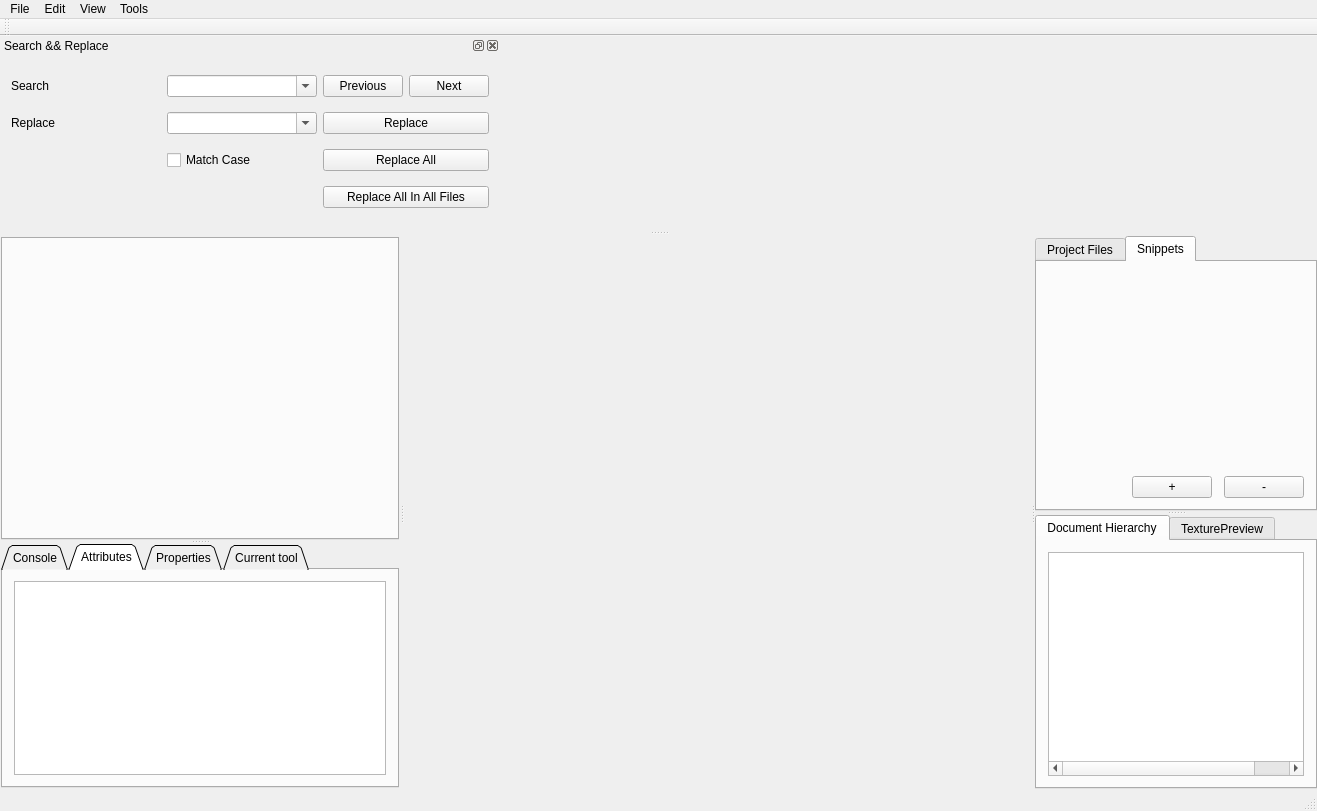
This is ui/rockete.ui in ppiecuch/Rockete as Qt 5 draws it before an edit. The edited form follows.
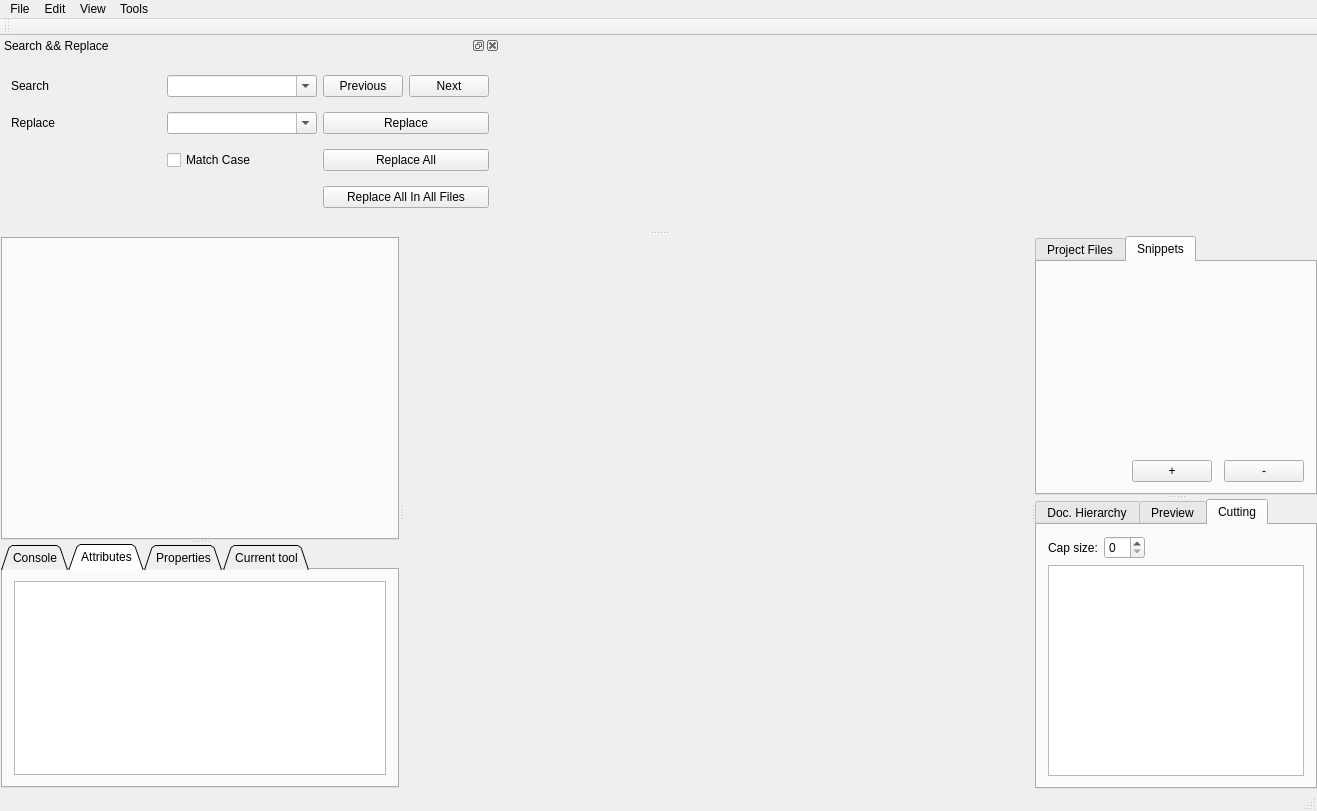
This is the edited form. The open tabs and pages were chosen to show the change. Icons and pictures are not drawn. Custom widgets are drawn as their Qt base class.

```diff
--- a/ui/rockete.ui
+++ b/ui/rockete.ui
@@ -301,11 +301,11 @@
        </widget>
        <widget class="QTabWidget" name="tabWidget_2">
         <property name="currentIndex">
-         <number>0</number>
+         <number>2</number>
         </property>
         <widget class="QWidget" name="tab_7">
          <attribute name="title">
-          <string>Document Hierarchy</string>
+          <string>Doc. Hierarchy</string>
          </attribute>
          <layout class="QVBoxLayout" name="verticalLayout_3">
           <item>
@@ -375,7 +375,7 @@
         </widget>
         <widget class="QWidget" name="tab">
          <attribute name="title">
-          <string>TexturePreview</string>
+          <string>Preview</string>
          </attribute>
          <layout class="QVBoxLayout" name="verticalLayout">
           <item>
@@ -396,6 +396,39 @@
           </item>
          </layout>
         </widget>
+        <widget class="QWidget" name="tab_8">
+         <attribute name="title">
+          <string>Cutting</string>
+         </attribute>
+         <layout class="QGridLayout" name="gridLayout_7">
+          <item row="0" column="0">
+           <widget class="QLabel" name="label_3">
+            <property name="text">
+             <string>Cap size:</string>
+            </property>
+           </widget>
+          </item>
+          <item row="0" column="1">
+           <widget class="QSpinBox" name="spinBox"/>
+          </item>
+          <item row="0" column="2">
+           <spacer name="horizontalSpacer">
+            <property name="orientation">
+             <enum>Qt::Horizontal</enum>
+            </property>
+            <property name="sizeHint" stdset="0">
+             <size>
+              <width>120</width>
+              <height>20</height>
+             </size>
+            </property>
+           </spacer>
+          </item>
+          <item row="1" column="0" colspan="3">
+           <widget class="QTextBrowser" name="textBrowser"/>
+          </item>
+         </layout>
+        </widget>
        </widget>
       </widget>
      </widget>
```
Left out of the diff: 47 changed lines with no effect on the pictures.
